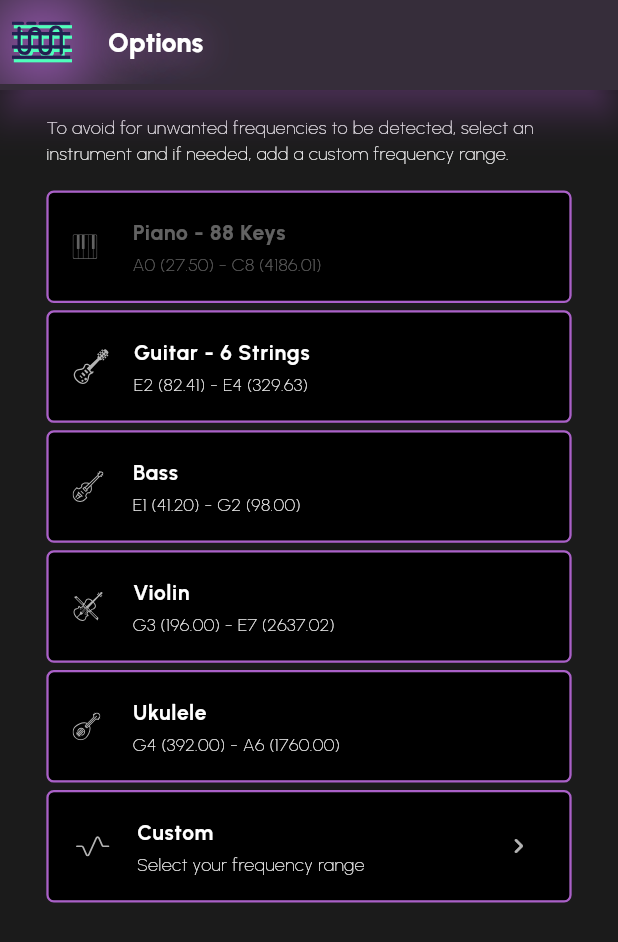
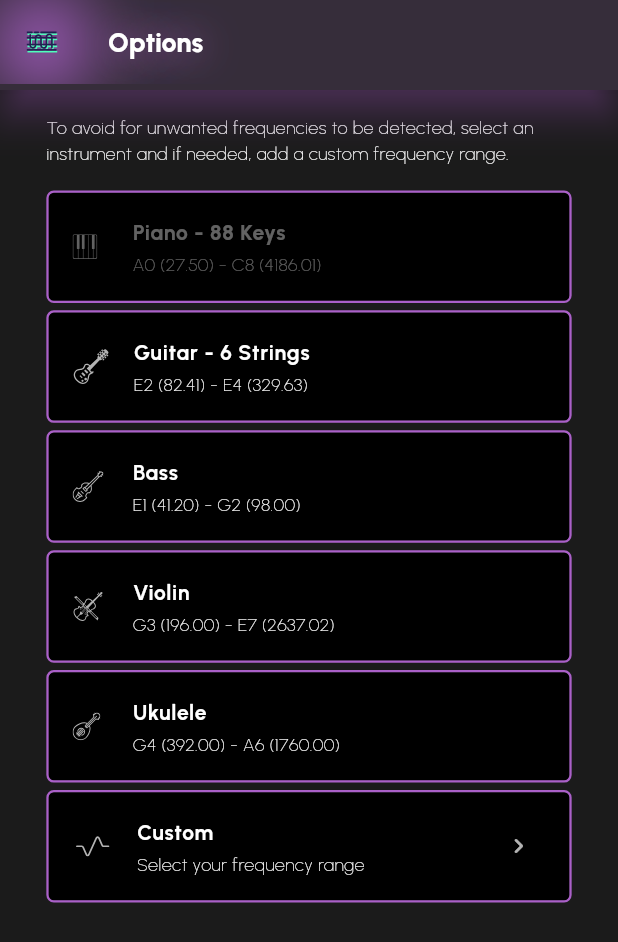
Before and after one commit to mattiolichiara/pitch_trainer, a Flutter app: the screen it shows after launch, after a tap on an icon or button, on a phone screen of 412 x 824 dp. Shown: the top 942 px of the screen. Run offline on Flutter 3.47's test engine with Material 3 defaults, Android fonts, the phone set to English and light mode, and no system bars; our stand-ins replace flutter_bloc, flutter_localization, flutter_svg, fluttertoast, permission_handler and 2 more; missing offline and left inert: dart:ffi, flutter_audio_waveforms, flutter_pitch_detection, jumping_dot, linear_progress_bar.

```diff
--- a/lib/general/widgets/home_app_bar.dart
+++ b/lib/general/widgets/home_app_bar.dart
@@ -49,8 +49,8 @@ class _HomeAppBar extends State<HomeAppBar> {
     return IconButton(
       icon: SvgPicture.asset(
         "assets/icons/sound-waves-svgrepo-com.svg",
-        height: 40,
-        width: 40,
+        height: MediaQuery.of(context).size.height*0.05,
+        width: MediaQuery.of(context).size.width*0.05,
         //colorFilter: ColorFilter.mode(const Color(0xFF9168B6), BlendMode.srcIn),
       ),
       onPressed: _onPressedHome,
```
